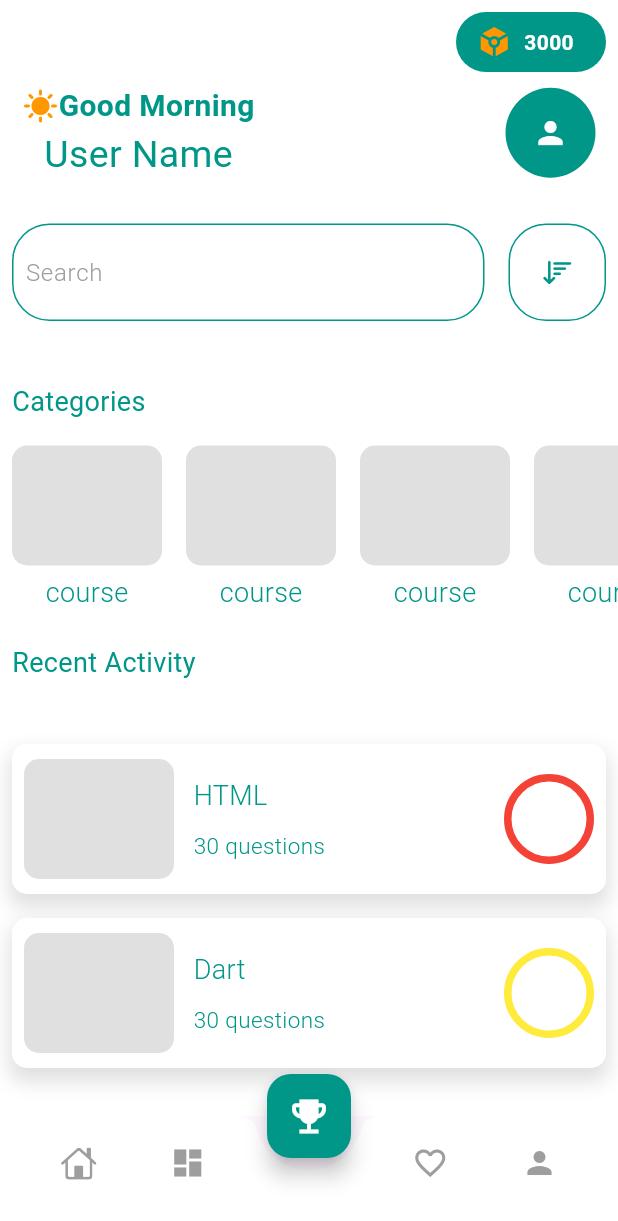
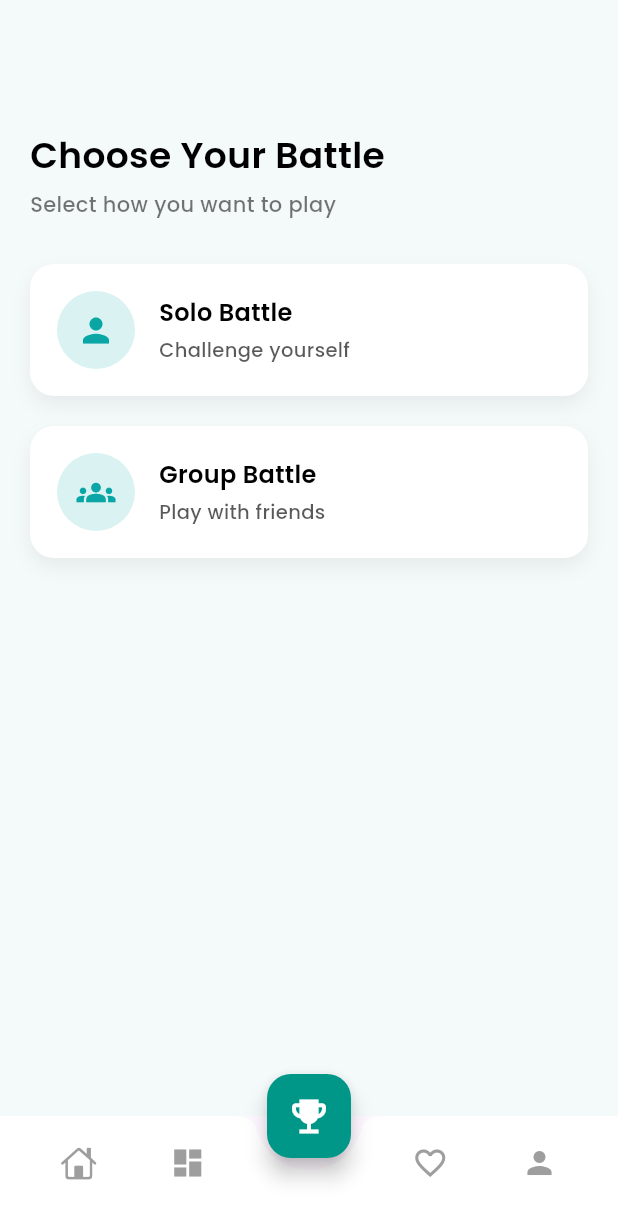
Before and after one commit to albert-jd7470/smec, a Flutter app: the BottomNavig screen opened directly, after a tap on the "person" icon, after a tap on the "emoji events" icon, on a phone screen of 412 x 824 dp. Shown: the top 1221 px of the screen. Run offline on Flutter 3.47's test engine with Material 3 defaults, Android fonts, the phone set to English and light mode, and no system bars; our stand-ins replace lottie; Roboto replaces fonts that are missing (Kufam).

Commit message:
Add battle screens and update navigation

```diff
--- /dev/null
+++ b/lib/screens/battle_card.dart
@@ -0,0 +1,81 @@
+import 'package:flutter/material.dart';
+
+class BattleCard extends StatelessWidget {
+  final String title;
+  final String subtitle;
+  final IconData icon;
+  final Color cardColor;
+  final Color iconColor;
+  final Color textColor;
+  final VoidCallback onTap;
+
+  const BattleCard({
+    super.key,
+    required this.title,
+    required this.subtitle,
+    required this.icon,
+    required this.cardColor,
+    required this.iconColor,
+    required this.textColor,
+    required this.onTap,
+  });
+
+  @override
+  Widget build(BuildContext context) {
+    return InkWell(
+      borderRadius: BorderRadius.circular(16),
+      onTap: onTap,
+      child: Container(
+        padding: const EdgeInsets.all(18),
+        decoration: BoxDecoration(
+          color: cardColor,
+          borderRadius: BorderRadius.circular(16),
+          boxShadow: [
+            BoxShadow(
+              color: Colors.black.withOpacity(0.06),
+              blurRadius: 10,
+              offset: const Offset(0, 6),
+            ),
+          ],
+        ),
+        child: Row(
+          children: [
+            CircleAvatar(
+              radius: 26,
+              backgroundColor: iconColor.withOpacity(0.15),
+              child: Icon(
+                icon,
+                color: iconColor,
+                size: 26,
+              ),
+            ),
+            const SizedBox(width: 16),
+            Column(
+              crossAxisAlignment: CrossAxisAlignment.start,
+              children: [
+                Text(
+                  title,
+                  style: TextStyle(
+                    fontFamily: 'Poppins',
+                    fontSize: 16,
+                    fontWeight: FontWeight.w600,
+                    color: textColor,
+                  ),
+                ),
+                const SizedBox(height: 4),
+                Text(
+                  subtitle,
+                  style: TextStyle(
+                    fontFamily: 'Poppins',
+                    fontSize: 13,
+                    color: textColor.withOpacity(0.65),
+                  ),
+                ),
+              ],
+            ),
+          ],
+        ),
+      ),
+    );
+  }
+}
--- /dev/null
+++ b/lib/screens/challenge_page.dart
@@ -0,0 +1,87 @@
+import 'package:flutter/material.dart';
+import 'battle_card.dart';
+import 'group_battle/group_battle_page.dart';
+import 'solo_battle_page.dart';
+
+class ChallengePage extends StatelessWidget {
+  const ChallengePage({super.key});
+
+  static const Color bgColor = Color(0xFFF4F9F9);
+  static const Color teal = Color(0xFF0AA6A6);
+
+  @override
+  Widget build(BuildContext context) {
+    return Scaffold(
+      backgroundColor: bgColor,
+      appBar: AppBar(
+        elevation: 0,
+        backgroundColor: bgColor,
+        foregroundColor: Colors.black,
+      ),
+      body: Padding(
+        padding: const EdgeInsets.all(20),
+        child: Column(
+          crossAxisAlignment: CrossAxisAlignment.start,
+          children: [
+            const SizedBox(height: 10),
+            const Text(
+              'Choose Your Battle',
+              style: TextStyle(
+                fontFamily: 'Poppins',
+                color: Colors.black,
+                fontSize: 24,
+                fontWeight: FontWeight.w600,
+              ),
+            ),
+            const SizedBox(height: 6),
+            const Text(
+              'Select how you want to play',
+              style: TextStyle(
+                fontFamily: 'Poppins',
+                color: Colors.black54,
+                fontSize: 14,
+              ),
+            ),
+            const SizedBox(height: 30),
+
+            BattleCard(
+              title: 'Solo Battle',
+              subtitle: 'Challenge yourself',
+              icon: Icons.person,
+              cardColor: Colors.white,
+              iconColor: teal,
+              textColor: Colors.black,
+              onTap: () {
+                Navigator.push(
+                  context,
+                  MaterialPageRoute(
+                    builder: (_) => const SoloBattlePage(),
+                  ),
+                );
+              },
+            ),
+
+            const SizedBox(height: 20),
+
+            BattleCard(
+              title: 'Group Battle',
+              subtitle: 'Play with friends',
+              icon: Icons.groups,
+              cardColor: Colors.white,
+              iconColor: teal,
+              textColor: Colors.black,
+              onTap: () {
+                Navigator.push(
+                  context,
+                  MaterialPageRoute(
+                    builder: (_) => const GroupBattlePage(),
+                  ),
+                );
+              },
+            ),
+          ],
+        ),
+      ),
+    );
+  }
+}
--- a/lib/widgets/navigation.dart
+++ b/lib/widgets/navigation.dart
@@ -1,5 +1,6 @@
 import 'package:flutter/cupertino.dart';
 import 'package:flutter/material.dart';
+import 'package:smec/screens/challenge_page.dart';
 import 'package:smec/screens/homepage.dart';
 
 import 'package:smec/screens/profile.dart';
@@ -18,7 +19,7 @@ class _BottomNavigState extends State<BottomNavig> {
   final List<Widget> _pages = const [
     Homepage(),
     Homepage(),
-    Homepage(),
+    ChallengePage(),
     Homepage(),
 
     ProfilePage(),
```
Also changed, not shown: lib/main.dart (+3 -7 lines), lib/screens/group_battle/create_room.dart (added, +66 -0 lines), lib/screens/group_battle/group_action_page.dart (added, +83 -0 lines), lib/screens/group_battle/group_battle_page.dart (added, +88 -0 lines), lib/screens/group_battle/group_card.dart (added, +81 -0 lines), lib/screens/group_battle/join_room.dart (added, +65 -0 lines), lib/screens/profile.dart (+7 -1 lines), lib/screens/solo_battle_page.dart (added, +141 -0 lines), lib/screens/solo_result_page.dart (added, +15 -0 lines), pubspec.lock, 1 other file.
